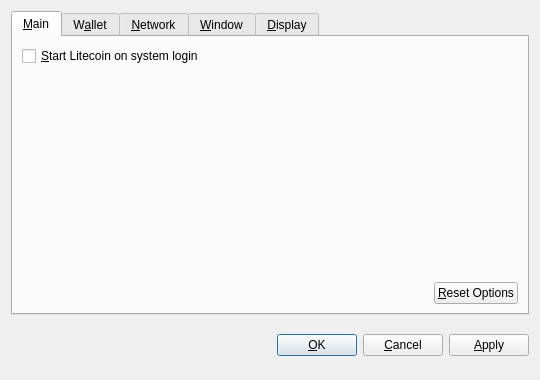
Qt form src/qt/forms/optionsdialog.ui (vertcoin/eyeglass) before a commit.
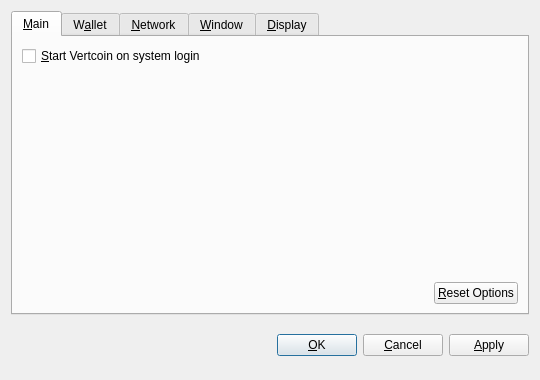
The same form after that commit. Custom widgets are drawn as their Qt base class.

Patch:
```diff
--- a/src/qt/forms/optionsdialog.ui
+++ b/src/qt/forms/optionsdialog.ui
@@ -36,7 +36,7 @@
           <string>Automatically start Litecoin after logging in to the system.</string>
          </property>
          <property name="text">
-          <string>&amp;Start Litecoin on system login</string>
+          <string>&amp;Start Vertcoin on system login</string>
          </property>
         </widget>
        </item>
```
Left out of the diff: 2 changed lines with no effect on the pictures.
